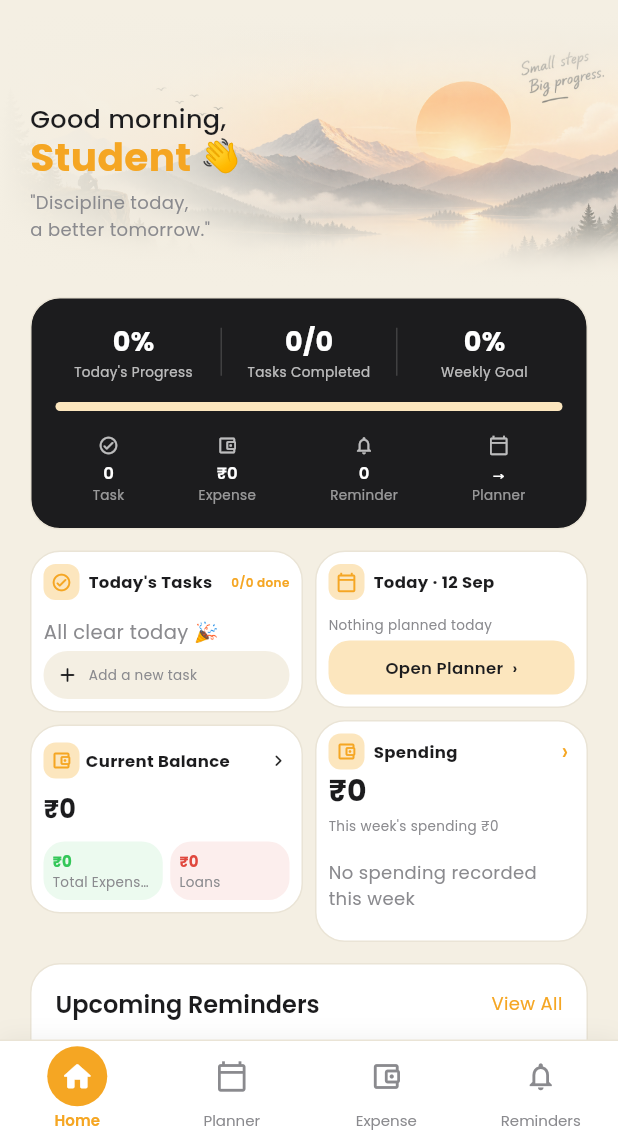
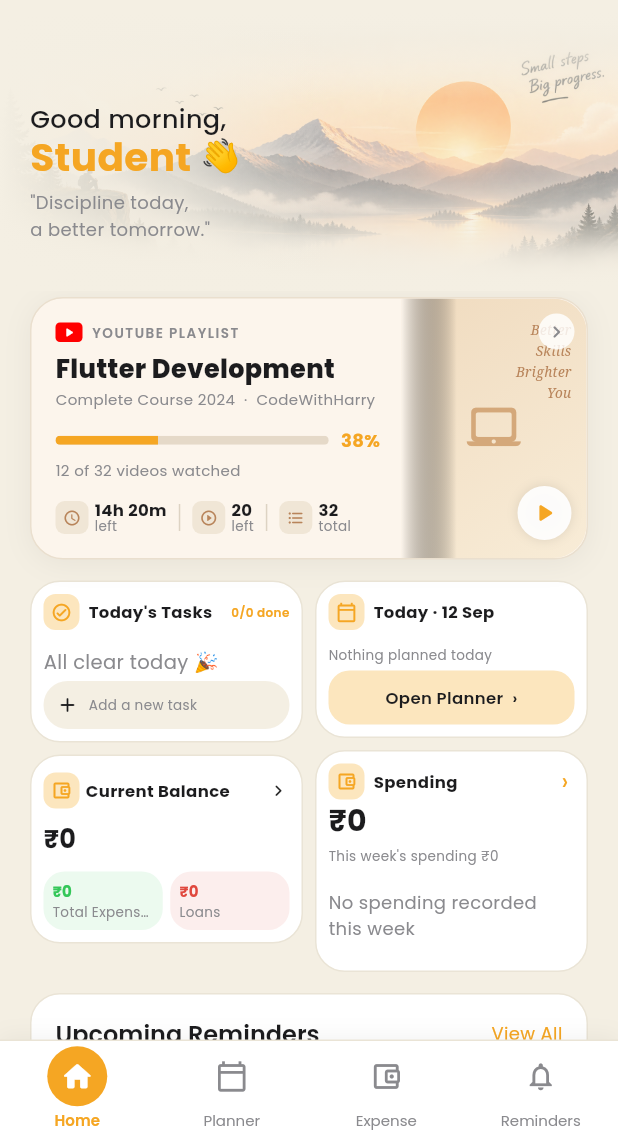
Before and after one commit to incognito-devraj/DIMI, a Flutter app: the HomeScreen screen opened by its route, on a phone screen of 412 x 824 dp, the part 99-1236 px from its top. Run offline on Flutter 3.47's test engine with Material 3 defaults, Android fonts, the phone set to English and light mode, and no system bars; our stand-ins replace drift, fl_chart, flutter_local_notifications, flutter_riverpod, flutter_svg, go_router and 6 more; accounts and stored records are empty; generated files the repository leaves out were written again.

Commit message:
Added UI of YouTube playlist

```diff
--- a/lib/screens/home/home_screen.dart
+++ b/lib/screens/home/home_screen.dart
@@ -16,13 +16,13 @@
 import '../../providers/task_providers.dart';
 import '../../routing/app_router.dart';
 import '../../theme/app_theme.dart';
-import '../../widgets/dimi_progress_bar.dart';
 import '../../widgets/section_card.dart';
 import '../../widgets_modals/add_expense_sheet.dart';
 import '../../utils/time_format.dart';
 import '../../widgets_modals/add_reminder_sheet.dart';
 import '../../widgets_modals/add_task_sheet.dart';
 import '../../widgets/dimi_activity_heatmap.dart';
+import '../../widgets/youtube_playlist_card.dart';
 
 final _currencyFmt = NumberFormat('#,##0', 'en_IN');
 
@@ -32,34 +32,11 @@
   @override
   Widget build(BuildContext context, WidgetRef ref) {
     final profileAsync = ref.watch(profileProvider);
-    final todaysTasksAsync = ref.watch(todaysTasksProvider);
-    final allTasksAsync = ref.watch(allTasksProvider);
     final plannerEntriesAsync = ref.watch(allPlannerEntriesProvider);
-    final weeklyTxnAsync = ref.watch(thisWeeksTransactionsProvider);
     final upcomingRemindersAsync = ref.watch(upcomingRemindersProvider);
 
     final fullName = profileAsync.valueOrNull?.name ?? 'Student';
     final name = fullName.trim().split(RegExp(r'\s+')).first;
-
-    // Derived stats (computed outside widgets so they're in one place)
-    final todayTotal = todaysTasksAsync.valueOrNull?.length ?? 0;
-    final todayDone =
-        todaysTasksAsync.valueOrNull?.where((t) => t.isCompleted).length ?? 0;
-    final allTotal = allTasksAsync.valueOrNull?.length ?? 0;
-    final allDone =
-        allTasksAsync.valueOrNull?.where((t) => t.isCompleted).length ?? 0;
-    final todayProgress = todayTotal == 0 ? 0.0 : todayDone / todayTotal;
-    final weeklyGoal = allTotal == 0 ? 0 : (allDone / allTotal * 100).round();
-    final weeklySpent =
-        weeklyTxnAsync.valueOrNull
-            ?.where((t) => t.type == 'expense')
-            .fold(0.0, (s, t) => s + t.amount) ??
-        0.0;
-    final reminderCount =
-        upcomingRemindersAsync.valueOrNull
-            ?.where((r) => r.isEnabled && r.dueAt.isAfter(DateTime.now()))
-            .length ??
-        0;
 
     return Scaffold(
       backgroundColor: AppColors.background,
@@ -79,8 +56,7 @@
             ),
             const SliverToBoxAdapter(child: SizedBox(height: 4)),
 
-            // ── Dark stats card ────────────────────────────────────────
-            // ── Quick actions ──────────────────────────────────────────
+            // ── YouTube playlist card (replaces dark stats card) ───────
             SliverToBoxAdapter(
               child: Padding(
                 padding: const EdgeInsets.symmetric(
@@ -88,14 +64,7 @@
                 ),
                 child: DimiFadeSlide(
                   delay: const Duration(milliseconds: 45),
-                  child: _StatsCard(
-                    todayProgress: todayProgress,
-                    todayDone: todayDone,
-                    todayTotal: todayTotal,
-                    weeklyGoal: weeklyGoal,
-                    weeklySpent: weeklySpent,
-                    reminderCount: reminderCount,
-                  ),
+                  child: const YoutubePlaylistCard(),
                 ),
               ),
             ),
@@ -768,174 +737,6 @@
   }
 }
 
-// ── Dark stats card ───────────────────────────────────────────────────────────
-
-class _StatsCard extends StatelessWidget {
-  const _StatsCard({
-    required this.todayProgress,
-    required this.todayDone,
-    required this.todayTotal,
-    required this.weeklyGoal,
-    required this.weeklySpent,
-    required this.reminderCount,
-  });
-
-  final double todayProgress;
-  final int todayDone;
-  final int todayTotal;
-  final int weeklyGoal;
-  final double weeklySpent;
-  final int reminderCount;
-
-  @override
-  Widget build(BuildContext context) {
-    return SectionCard(
-      color: AppColors.surfaceDark,
-      child: Column(
-        crossAxisAlignment: CrossAxisAlignment.start,
-        children: [
-          // Three stat chips
-          Row(
-            children: [
-              _StatChip(
-                label: "Today's Progress",
-                value: '${(todayProgress * 100).round()}%',
-              ),
-              const _VDiv(),
-              _StatChip(
-                label: 'Tasks Completed',
-                value: '$todayDone/$todayTotal',
-              ),
-              const _VDiv(),
-              _StatChip(label: 'Weekly Goal', value: '$weeklyGoal%'),
-            ],
-          ),
-          const SizedBox(height: 14),
-          DimiProgressBar(
-            value: todayProgress,
-            fillColor: AppColors.accent,
-            height: 6,
-          ),
-          const SizedBox(height: 16),
-          // Bottom icon-chip row
-          Row(
-            mainAxisAlignment: MainAxisAlignment.spaceAround,
-            children: [
-              _IconStat(
-                icon: Icons.check_circle_outline_rounded,
-                label: 'Task',
-                value: '$todayTotal',
-              ),
-              _IconStat(
-                icon: Icons.account_balance_wallet_outlined,
-                label: 'Expense',
-                value: '₹${_currencyFmt.format(weeklySpent)}',
-              ),
-              _IconStat(
-                icon: Icons.notifications_outlined,
-                label: 'Reminder',
-                value: '$reminderCount',
-              ),
-              _IconStat(
-                icon: Icons.calendar_today_outlined,
-                label: 'Planner',
-                value: '→',
-              ),
-            ],
-          ),
-        ],
-      ),
-    );
-  }
-}
-
-class _StatChip extends StatelessWidget {
-  const _StatChip({required this.label, required this.value});
-  final String label;
-  final String value;
-
-  @override
-  Widget build(BuildContext context) {
-    return Expanded(
-      child: Column(
-        children: [
-          Text(
-            value,
-            style: const TextStyle(
-              fontFamily: 'Poppins',
-              fontSize: 18,
-              fontWeight: FontWeight.w700,
-              color: AppColors.surface,
-            ),
-          ),
-          Text(
-            label,
-            textAlign: TextAlign.center,
-            style: TextStyle(
-              fontFamily: 'Poppins',
-              fontSize: 9,
-              color: AppColors.surface.withAlpha(180),
-            ),
-          ),
-        ],
-      ),
-    );
-  }
-}
-
-class _VDiv extends StatelessWidget {
-  const _VDiv();
-
-  @override
-  Widget build(BuildContext context) {
-    return Container(
-      width: 1,
-      height: 32,
-      color: AppColors.surface.withAlpha(40),
-      margin: const EdgeInsets.symmetric(horizontal: 6),
-    );
-  }
-}
-
-class _IconStat extends StatelessWidget {
-  const _IconStat({
-    required this.icon,
-    required this.label,
-    required this.value,
-  });
-  final IconData icon;
-  final String label;
-  final String value;
-
-  @override
-  Widget build(BuildContext context) {
-    return Column(
-      mainAxisSize: MainAxisSize.min,
-      children: [
-        Icon(icon, size: 14, color: AppColors.surface.withAlpha(180)),
-        const SizedBox(height: 3),
-        Text(
-          value,
-          style: const TextStyle(
-            fontFamily: 'Poppins',
-            fontSize: 11,
-            fontWeight: FontWeight.w600,
-            color: AppColors.surface,
-          ),
-        ),
-        Text(
-          label,
-          style: TextStyle(
-            fontFamily: 'Poppins',
-            fontSize: 9,
-            color: AppColors.surface.withAlpha(140),
-          ),
-        ),
-      ],
-    );
-  }
-}
-
 // ── Quick actions ─────────────────────────────────────────────────────────────
 
 // Retained for reuse on another dashboard surface; the Home screen now uses
--- /dev/null
+++ b/lib/widgets/youtube_playlist_card.dart
@@ -0,0 +1,377 @@
+import 'package:flutter/material.dart';
+
+import '../theme/app_theme.dart';
+
+/// DIMI YouTube Playlist learning card.
+/// Replaces the dark stats card. Placeholder data; ready for real backend.
+class YoutubePlaylistCard extends StatelessWidget {
+  const YoutubePlaylistCard({super.key});
+
+  static const _playlist = 'Flutter Development';
+  static const _course = 'Complete Course 2024';
+  static const _author = 'CodeWithHarry';
+  static const _watched = 12;
+  static const _total = 32;
+  static const _radius = 22.0;
+
+  @override
+  Widget build(BuildContext context) {
+    final progress = _watched / _total;
+    // Thumbnail width is a fraction of screen width — never overflows
+    final screenW = MediaQuery.sizeOf(context).width;
+    final thumbW = (screenW * 0.30).clamp(100.0, 130.0);
+
+    return GestureDetector(
+      onTap: () {},
+      child: Container(
+        decoration: BoxDecoration(
+          color: const Color(0xFFFCF5EC),
+          borderRadius: BorderRadius.circular(_radius),
+          border: Border.all(color: const Color(0xFFEADFCE)),
+          boxShadow: const [
+            BoxShadow(
+              color: Color(0x0F1C1C1E),
+              blurRadius: 16,
+              offset: Offset(0, 3),
+            ),
+          ],
+        ),
+        child: ClipRRect(
+          borderRadius: BorderRadius.circular(_radius),
+          child: IntrinsicHeight(
+            child: Row(
+              crossAxisAlignment: CrossAxisAlignment.stretch,
+              children: [
+                // ── LEFT: all text content ──────────────────────────────
+                Expanded(
+                  child: Padding(
+                    padding: const EdgeInsets.fromLTRB(16, 16, 14, 16),
+                    child: Column(
+                      crossAxisAlignment: CrossAxisAlignment.start,
+                      mainAxisSize: MainAxisSize.min,
+                      children: [
+                        // YouTube badge row
+                        Row(
+                          children: [
+                            _YtBadge(),
+                            const SizedBox(width: 6),
+                            const Text(
+                              'YOUTUBE PLAYLIST',
+                              style: TextStyle(
+                                fontFamily: 'Poppins',
+                                fontSize: 9,
+                                fontWeight: FontWeight.w600,
+                                letterSpacing: 1.0,
+                                color: AppColors.textSecondary,
+                              ),
+                            ),
+                          ],
+                        ),
+                        const SizedBox(height: 8),
+
+                        // Main title
+                        const Text(
+                          _playlist,
+                          style: TextStyle(
+                            fontFamily: 'Poppins',
+                            fontSize: 17,
+                            fontWeight: FontWeight.w800,
+                            color: AppColors.textPrimary,
+                            height: 1.15,
+                          ),
+                          maxLines: 1,
+                          overflow: TextOverflow.ellipsis,
+                        ),
+                        const SizedBox(height: 3),
+
+                        // Course · author
+                        const Text(
+                          '$_course  ·  $_author',
+                          style: TextStyle(
+                            fontFamily: 'Poppins',
+                            fontSize: 10,
+                            color: AppColors.textSecondary,
+                          ),
+                          maxLines: 1,
+                          overflow: TextOverflow.ellipsis,
+                        ),
+                        const SizedBox(height: 12),
+
+                        // Progress bar + percent (all on one line, % stays in left panel)
+                        Row(
+                          children: [
+                            Expanded(
+                              child: ClipRRect(
+                                borderRadius: BorderRadius.circular(10),
+                                child: LinearProgressIndicator(
+                                  value: progress,
+                                  minHeight: 6,
+                                  backgroundColor: const Color(0xFFE5D9C8),
+                                  valueColor:
+                                      const AlwaysStoppedAnimation<Color>(
+                                        Color(0xFFF5A623),
+                                      ),
+                                ),
+                              ),
+                            ),
+                            const SizedBox(width: 8),
+                            Text(
+                              '${(progress * 100).round()}%',
+                              style: const TextStyle(
+                                fontFamily: 'Poppins',
+                                fontSize: 12,
+                                fontWeight: FontWeight.w700,
+                                color: Color(0xFFF5A623),
+                              ),
+                            ),
+                          ],
+                        ),
+                        const SizedBox(height: 4),
+
+                        // Watched label
+                        const Text(
+                          '$_watched of $_total videos watched',
+                          style: TextStyle(
+                            fontFamily: 'Poppins',
+                            fontSize: 10,
+                            color: AppColors.textSecondary,
+                          ),
+                        ),
+                        const SizedBox(height: 14),
+
+                        // Bottom stats — single row, compact
+                        const _BottomStats(),
+                      ],
+                    ),
+                  ),
+                ),
+
+                // ── RIGHT: thumbnail — fixed fraction of screen width ───
+                SizedBox(
+                  width: thumbW,
+                  child: Stack(
+                    fit: StackFit.expand,
+                    children: [
+                      // Warm gradient background
+                      Container(
+                        decoration: const BoxDecoration(
+                          gradient: LinearGradient(
+                            colors: [Color(0xFFF0DBBF), Color(0xFFF8ECD7)],
+                            begin: Alignment.topLeft,
+                            end: Alignment.bottomRight,
+                          ),
+                        ),
+                      ),
+
+                      // Left-edge blend into card colour
+                      Positioned.fill(
+                        child: DecoratedBox(
+                          decoration: BoxDecoration(
+                            gradient: LinearGradient(
+                              begin: Alignment.centerLeft,
+                              end: Alignment.centerRight,
+                              colors: [
+                                const Color(0xFFFCF5EC),
+                                Colors.transparent,
+                              ],
+                              stops: const [0.0, 0.30],
+                            ),
+                          ),
+                        ),
+                      ),
+
+                      // Laptop placeholder
+                      const Center(
+                        child: Icon(
+                          Icons.laptop_mac_rounded,
+                          size: 36,
+                          color: Color(0xFFD4A87A),
+                        ),
+                      ),
+
+                      // Italic motivational text — top right
+                      const Positioned(
+                        top: 14,
+                        right: 10,
+                        child: Text(
+                          'Better\nSkills\nBrighter\nYou',
+                          textAlign: TextAlign.right,
+                          style: TextStyle(
+                            fontFamily: 'serif',
+                            fontStyle: FontStyle.italic,
+                            fontSize: 9,
+                            color: Color(0xFFB8845A),
+                            height: 1.5,
+                          ),
+                        ),
+                      ),
+
+                      // Chevron — overlaps italic text area
+                      Positioned(
+                        top: 10,
+                        right: 8,
+                        child: Container(
+                          width: 24,
+                          height: 24,
+                          decoration: BoxDecoration(
+                            color: Colors.white.withAlpha(210),
+                            shape: BoxShape.circle,
+                          ),
+                          child: const Icon(
+                            Icons.chevron_right_rounded,
+                            size: 16,
+                            color: AppColors.textSecondary,
+                          ),
+                        ),
+                      ),
+
+                      // Play button — bottom right
+                      Positioned(
+                        bottom: 12,
+                        right: 10,
+                        child: Container(
+                          width: 36,
+                          height: 36,
+                          decoration: BoxDecoration(
+                            color: Colors.white.withAlpha(235),
+                            shape: BoxShape.circle,
+                            boxShadow: const [
+                              BoxShadow(
+                                color: Color(0x1A000000),
+                                blurRadius: 6,
+                              ),
+                            ],
+                          ),
+                          child: const Icon(
+                            Icons.play_arrow_rounded,
+                            size: 20,
+                            color: Color(0xFFF5A623),
+                          ),
+                        ),
+                      ),
+                    ],
+                  ),
+                ),
+              ],
+            ),
+          ),
+        ),
+      ),
+    );
+  }
+}
+
+// ── Bottom stats row ──────────────────────────────────────────────────────────
+
+class _BottomStats extends StatelessWidget {
+  const _BottomStats();
+
+  @override
+  Widget build(BuildContext context) {
+    return Row(
+      mainAxisSize: MainAxisSize.min,
+      children: const [
+        _Stat(icon: Icons.access_time_rounded, value: '14h 20m', label: 'left'),
+        _Gap(),
+        _Stat(
+          icon: Icons.play_circle_outline_rounded,
+          value: '20',
+          label: 'left',
+        ),
+        _Gap(),
+        _Stat(
+          icon: Icons.format_list_bulleted_rounded,
+          value: '32',
+          label: 'total',
+        ),
+      ],
+    );
+  }
+}
+
+class _Stat extends StatelessWidget {
+  const _Stat({required this.icon, required this.value, required this.label});
+  final IconData icon;
+  final String value;
+  final String label;
+
+  @override
+  Widget build(BuildContext context) {
+    return Row(
+      mainAxisSize: MainAxisSize.min,
+      crossAxisAlignment: CrossAxisAlignment.center,
+      children: [
+        Container(
+          width: 22,
+          height: 22,
+          decoration: BoxDecoration(
+            color: const Color(0xFFF0E6D6),
+            borderRadius: BorderRadius.circular(6),
+          ),
+          child: Icon(icon, size: 12, color: const Color(0xFFB8845A)),
+        ),
+        const SizedBox(width: 4),
+        Column(
+          crossAxisAlignment: CrossAxisAlignment.start,
+          mainAxisSize: MainAxisSize.min,
+          children: [
+            Text(
+              value,
+              style: const TextStyle(
+                fontFamily: 'Poppins',
+                fontSize: 11,
+                fontWeight: FontWeight.w700,
+                color: AppColors.textPrimary,
+                height: 1.1,
+              ),
+            ),
+            Text(
+              label,
+              style: const TextStyle(
+                fontFamily: 'Poppins',
+                fontSize: 9,
+                color: AppColors.textSecondary,
+                height: 1.1,
+              ),
+            ),
+          ],
+        ),
+      ],
+    );
+  }
+}
+
+class _Gap extends StatelessWidget {
+  const _Gap();
+
+  @override
+  Widget build(BuildContext context) {
+    return Row(
+      mainAxisSize: MainAxisSize.min,
+      children: [
+        const SizedBox(width: 8),
+        Container(width: 1, height: 18, color: const Color(0xFFDDD3C3)),
+        const SizedBox(width: 8),
+      ],
+    );
+  }
+}
+
+// ── YouTube badge ─────────────────────────────────────────────────────────────
+
+class _YtBadge extends StatelessWidget {
+  @override
+  Widget build(BuildContext context) {
+    return Container(
+      width: 18,
+      height: 13,
+      decoration: BoxDecoration(
+        color: const Color(0xFFFF0000),
+        borderRadius: BorderRadius.circular(3),
+      ),
+      child: const Center(
+        child: Icon(Icons.play_arrow_rounded, size: 10, color: Colors.white),
+      ),
+    );
+  }
+}
```
